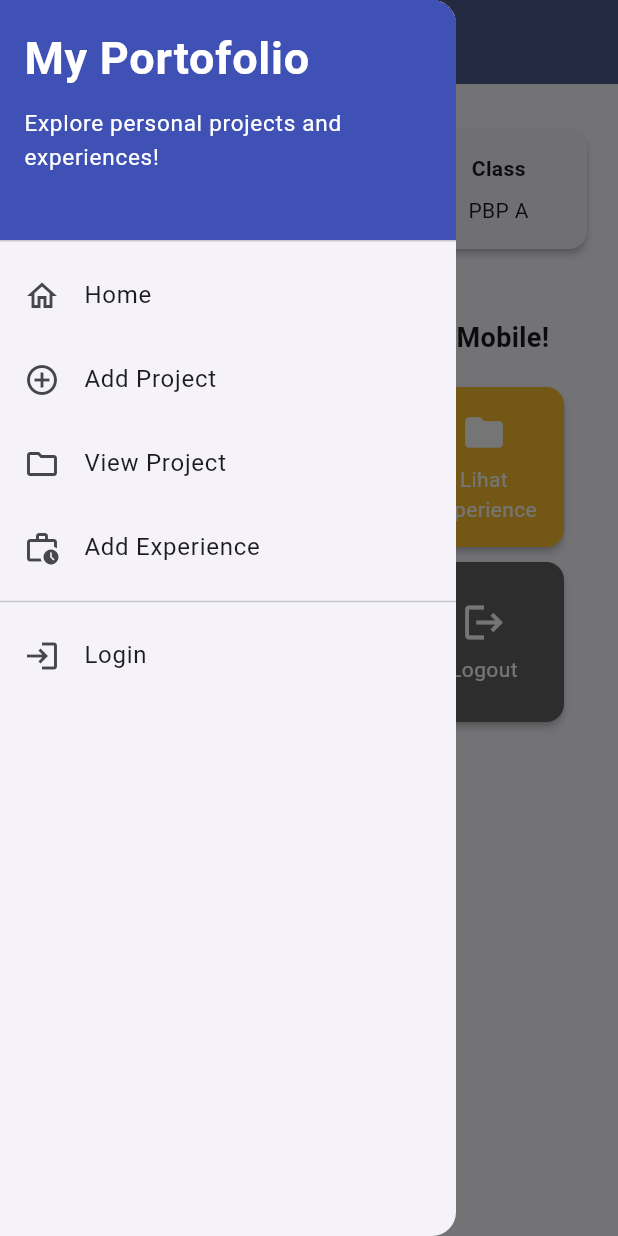
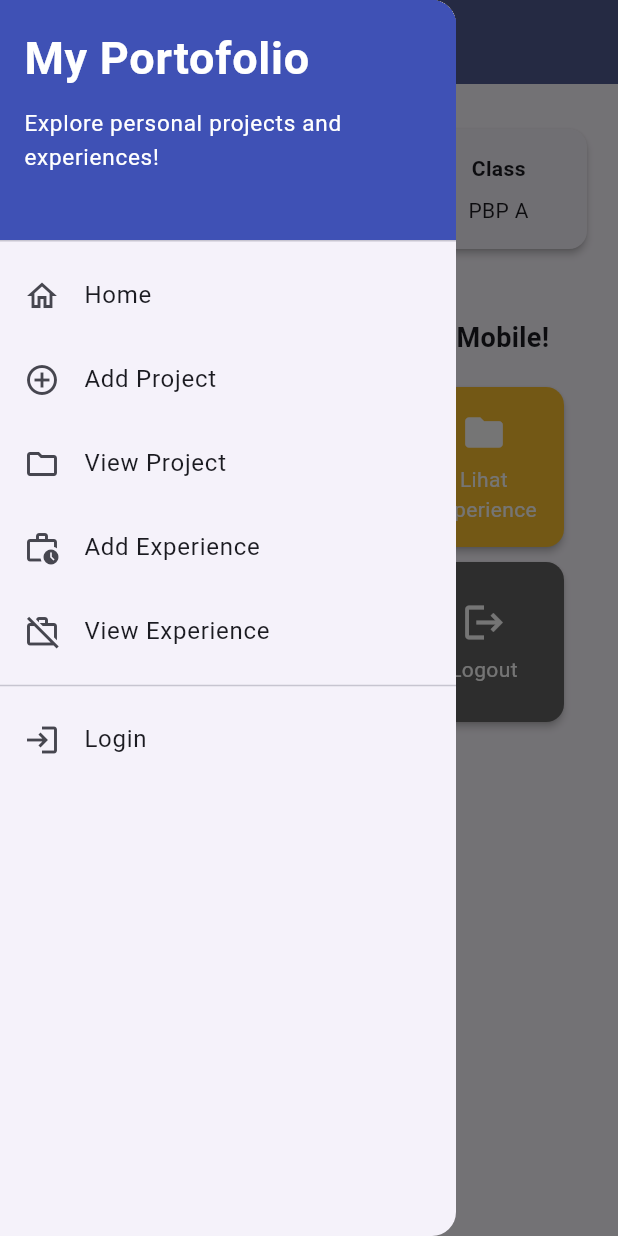
Before and after one commit to ghaisannabil-n/myportofolio_mobile, a Flutter app: the screen it shows after launch, with the side drawer open, on a phone screen of 412 x 824 dp. Run offline on Flutter 3.47's test engine with Material 3 defaults, Android fonts, the phone set to English and light mode, and no system bars; generated files the repository leaves out were written again.

Commit message:
feat: add ApiClient methods, detail, screen, and card for experience

```diff
--- a/lib/screens/menu.dart
+++ b/lib/screens/menu.dart
@@ -1,6 +1,7 @@
 import 'package:flutter/material.dart';
 import 'package:myportofolio_mobile/widgets/left_drawer.dart';
 import 'package:myportofolio_mobile/widgets/project_card.dart';
+import 'package:myportofolio_mobile/widgets/experience_card.dart';
 
 class MyHomePage extends StatelessWidget {
   MyHomePage({super.key});
@@ -77,6 +78,9 @@ class MyHomePage extends StatelessWidget {
                       // shrinkWrap agar ukuran kisi menyesuaikan tinggi konten anak.
                       shrinkWrap: true,
                       children: items.map((ItemHomepage item) {
+                        if (item.name == 'Lihat Experience' || item.name == 'Tambah Experience') {
+                          return ExperienceCard(item);
+                        }
                         return ItemCard(item);
                       }).toList(),
                     ),
--- /dev/null
+++ b/lib/widgets/experience_card.dart
@@ -0,0 +1,63 @@
+import 'package:flutter/material.dart';
+import 'package:myportofolio_mobile/screens/experience_form.dart';
+import 'package:myportofolio_mobile/screens/experience_list_screen.dart';
+import 'package:myportofolio_mobile/widgets/auth_guard.dart';
+import 'package:myportofolio_mobile/widgets/project_card.dart';
+
+class ExperienceCard extends StatelessWidget {
+  const ExperienceCard(this.item, {super.key});
+
+  final ItemHomepage item;
+
+  @override
+  Widget build(BuildContext context) {
+    return Material(
+      color: item.color,
+      borderRadius: BorderRadius.circular(12),
+      elevation: 2,
+      child: InkWell(
+        borderRadius: BorderRadius.circular(12),
+        onTap: () async {
+          if (item.name == 'Lihat Experience') {
+            await Navigator.push<void>(
+              context,
+              MaterialPageRoute<void>(
+                builder: (context) => const ExperienceListScreen(),
+              ),
+            );
+            return;
+          }
+
+          if (item.name == 'Tambah Experience') {
+            final ok = await ensureLoggedIn(context);
+            if (!context.mounted || !ok) return;
+            await Navigator.push<void>(
+              context,
+              MaterialPageRoute<void>(
+                builder: (context) => const ExperienceFormPage(),
+              ),
+            );
+            return;
+          }
+        },
+        child: Container(
+          padding: const EdgeInsets.all(8),
+          child: Center(
+            child: Column(
+              mainAxisAlignment: MainAxisAlignment.center,
+              children: [
+                Icon(item.icon, color: Colors.white, size: 30),
+                const Padding(padding: EdgeInsets.all(3)),
+                Text(
+                  item.name,
+                  textAlign: TextAlign.center,
+                  style: const TextStyle(color: Colors.white),
+                ),
+              ],
+            ),
+          ),
+        ),
+      ),
+    );
+  }
+}
--- a/lib/widgets/left_drawer.dart
+++ b/lib/widgets/left_drawer.dart
@@ -2,6 +2,7 @@ import 'package:flutter/material.dart';
 import 'package:myportofolio_mobile/screens/menu.dart';
 import 'package:myportofolio_mobile/screens/project_form.dart';
 import 'package:myportofolio_mobile/screens/experience_form.dart';
+import 'package:myportofolio_mobile/screens/experience_list_screen.dart';
 import 'package:myportofolio_mobile/screens/login_screen.dart';
 import 'package:myportofolio_mobile/screens/project_list_screen.dart';
 import 'package:myportofolio_mobile/services/auth_state.dart';
@@ -91,6 +92,18 @@ class LeftDrawer extends StatelessWidget {
               );
             },
           ),
+          ListTile(
+            leading: const Icon(Icons.work_off_outlined),
+            title: const Text('View Experience'),
+            onTap: () {
+              Navigator.pushReplacement(
+                context,
+                MaterialPageRoute<void>(
+                  builder: (context) => const ExperienceListScreen(),
+                ),
+              );
+            },
+          ),
           const Divider(),
           if (!isLoggedIn)
             ListTile(
```
Also changed, not shown: lib/screens/experience_detail_screen.dart (added, +112 -0 lines), lib/screens/experience_list_screen.dart (added, +151 -0 lines), lib/widgets/project_card.dart (+0 -10 lines).
